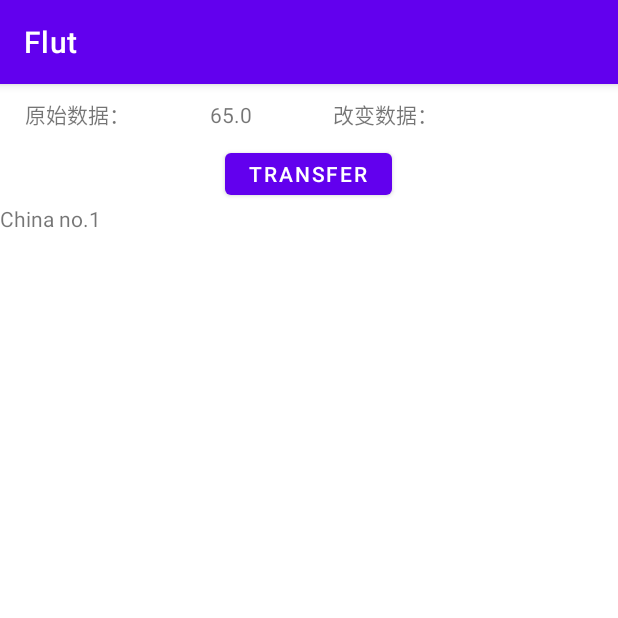
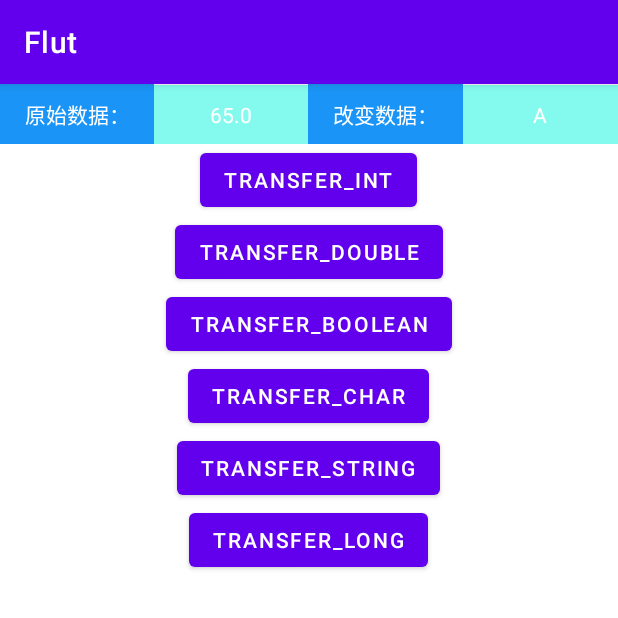
Before and after one commit to jeasonW55/learnKotlin, an Android app: the screen it shows after launch (MainActivity), on a phone screen of 412 x 824 dp, the top half of it. Run offline under Robolectric (Android 15) with nearby library versions, the phone set to English and light mode, and no system bars.

Commit message:
添加int向各个数据转型

```diff
--- a/app/src/main/java/com/jeason/flut/MainActivity.kt
+++ b/app/src/main/java/com/jeason/flut/MainActivity.kt
@@ -2,11 +2,9 @@ package com.jeason.flut
 
 import android.content.Context
 import kotlinx.android.synthetic.main.activity_main.*
-import android.content.Intent
 import androidx.appcompat.app.AppCompatActivity
 import android.os.Bundle
 import android.widget.Toast
-import org.jetbrains.anko.longToast
 
 class MainActivity : AppCompatActivity() {
 
@@ -16,24 +14,48 @@ class MainActivity : AppCompatActivity() {
         super.onCreate(savedInstanceState)
         setContentView(R.layout.activity_main)
 
-        tv_origin_1.text = origin.toString()
+        initView()
 
-        hello.text = "China no.1"
-        hello.setOnClickListener{
-            hello()
-            val intent: Intent = Intent(this, Class.forName("com.jeason.flut.Main2Activity"))
-            startActivity(intent)
+        initListener()
+
+    }
+
+    private fun initListener() {
+        val int:Int = origin.toInt()
+        val boolean:Boolean = origin.isNaN()
+        val long: Long = origin.toLong()
+        val char: Char = origin.toChar()
+        val string: String = origin.toString()
+        val double: Double = origin.toDouble()
+
+
+        transfer_int.setOnClickListener {
+            tv_origin_3.text = int.toString()
         }
 
-        hello.setOnLongClickListener {
-            hello.text = "您长摁了一小会"
-            lonToast("China always no.1")
-            return@setOnLongClickListener  true
+        transfer_long.setOnClickListener {
+            tv_origin_3.text = long.toString()
         }
 
-        transfer.setOnClickListener {
-            tv_origin_3.text = origin.toInt().toString()
+        transfer_boolean.setOnClickListener {
+            tv_origin_3.text = boolean.toString()
         }
+
+        transfer_double.setOnClickListener {
+            tv_origin_3.text = double.toString()
+        }
+
+        transfer_string.setOnClickListener {
+            tv_origin_3.text = string
+        }
+
+        tv_origin_3.text = char.toString()
+    }
+
+
+
+    private fun initView() {
+        tv_origin_1.text = origin.toString()
     }
 
 }
--- a/app/src/main/res/layout/activity_main.xml
+++ b/app/src/main/res/layout/activity_main.xml
@@ -11,6 +11,7 @@
         android:layout_width="match_parent"
         android:layout_height="wrap_content">
         <TextView
+            android:background="@color/blue"
             style="@style/tv_style"
             android:id="@+id/tv_origin"
             android:text="@string/origin"
@@ -19,6 +20,7 @@
             style="@style/tv_style"
             android:id="@+id/tv_origin_1" />
         <TextView
+            android:background="@color/blue"
             android:text="@string/tv_change"
             android:id="@+id/tv_origin_2"
             style="@style/tv_style"/>
@@ -29,22 +31,44 @@
     <LinearLayout
         android:orientation="vertical"
         android:layout_width="match_parent"
-        android:layout_height="40dp">
+        android:layout_height="wrap_content">
         <Button
-            android:id="@+id/transfer"
-            android:text="Transfer"
-            android:layout_gravity="center"
+            android:id="@+id/transfer_int"
+            android:text="Transfer_Int"
+            android:layout_gravity="center_horizontal"
+            android:layout_width="wrap_content"
+            android:layout_height="wrap_content"/>
+        <Button
+            android:id="@+id/transfer_double"
+            android:text="transfer_double"
+            android:layout_gravity="center_horizontal"
+            android:layout_width="wrap_content"
+            android:layout_height="wrap_content"/>
+        <Button
+            android:id="@+id/transfer_boolean"
+            android:text="Transfer_boolean"
+            android:layout_gravity="center_horizontal"
+            android:layout_width="wrap_content"
+            android:layout_height="wrap_content"/>
+        <Button
+            android:id="@+id/transfer_char"
+            android:text="transfer_char"
+            android:layout_gravity="center_horizontal"
+            android:layout_width="wrap_content"
+            android:layout_height="wrap_content"/>
+        <Button
+            android:id="@+id/transfer_string"
+            android:text="transfer_string"
+            android:layout_gravity="center_horizontal"
+            android:layout_width="wrap_content"
+            android:layout_height="wrap_content"/>
+        <Button
+            android:id="@+id/transfer_long"
+            android:text="transfer_long"
+            android:layout_gravity="center_horizontal"
             android:layout_width="wrap_content"
             android:layout_height="wrap_content"/>
     </LinearLayout>
-    <TextView
-        android:id="@+id/hello"
-        android:layout_width="wrap_content"
-        android:layout_height="wrap_content"
-        android:text="Hello World!"
-        app:layout_constraintBottom_toBottomOf="parent"
-        app:layout_constraintLeft_toLeftOf="parent"
-        app:layout_constraintRight_toRightOf="parent"
-        app:layout_constraintTop_toTopOf="parent" />
+
 
 </LinearLayout>
--- a/app/src/main/res/values/colors.xml
+++ b/app/src/main/res/values/colors.xml
@@ -7,4 +7,5 @@
     <color name="teal_700">#FF018786</color>
     <color name="black">#FF000000</color>
     <color name="white">#FFFFFFFF</color>
+    <color name="blue">#1A94F6</color>
 </resources>
--- a/app/src/main/res/values/styles.xml
+++ b/app/src/main/res/values/styles.xml
@@ -7,6 +7,8 @@
     </style>
 
     <style name="tv_style">
+        <item name="android:textColor">@color/white</item>
+        <item name="android:background">@color/green</item>
         <item name="android:gravity">center</item>
         <item name="android:layout_weight">1</item>
         <item name="android:layout_height">40dp</item>
@@ -14,4 +16,5 @@
     </style>
 
     <color name="myColor">#DB4035</color>
+    <color name="green">#84FAEF</color>
 </resources>
```
